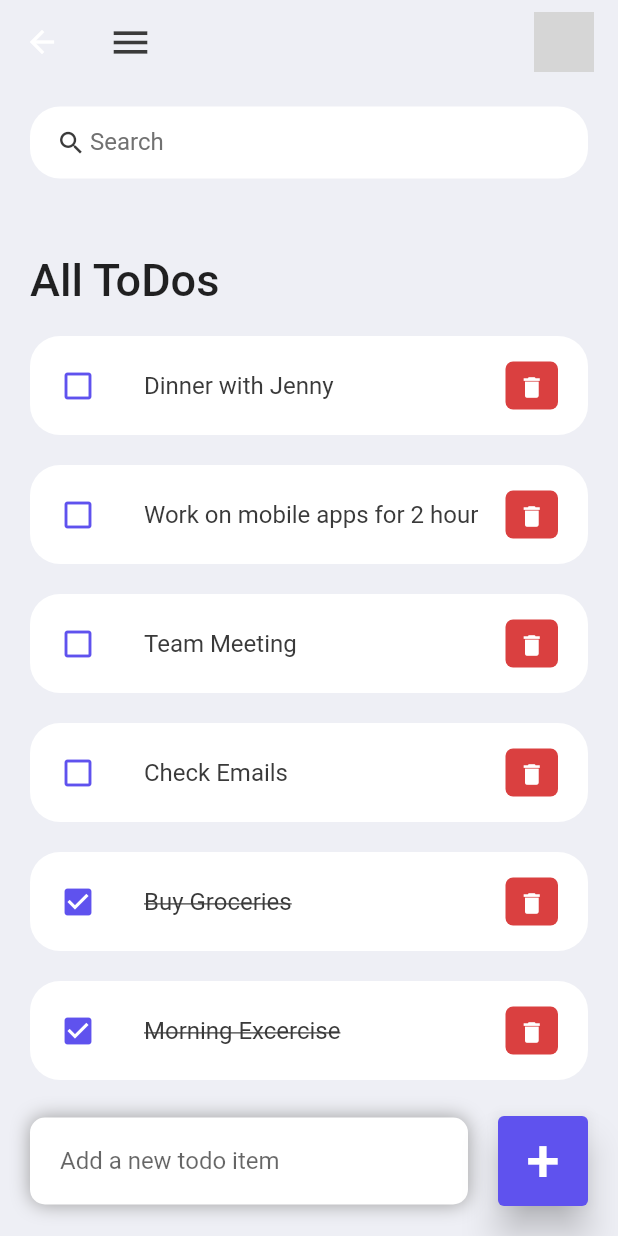
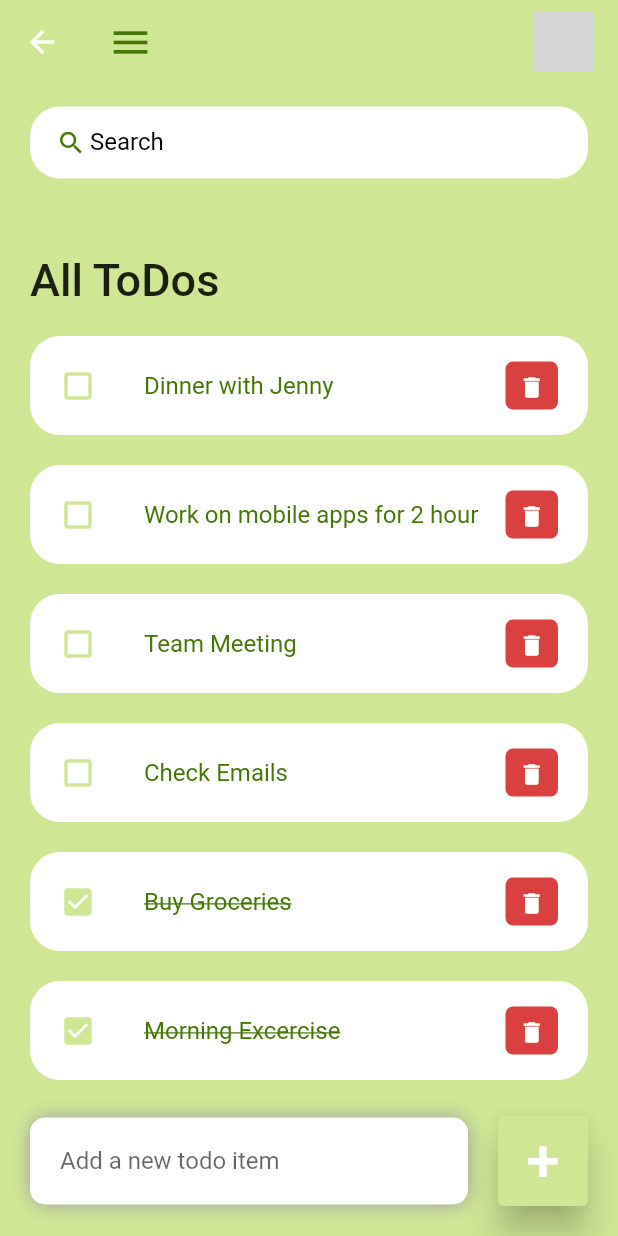
Before and after one commit to The-Ribbit-Application/ribitapplication, a Flutter app: the Home screen opened directly, on a phone screen of 412 x 824 dp. Run offline on Flutter 3.47's test engine with Material 2 defaults, Android fonts, the phone set to English and light mode, and no system bars; our stand-ins replace hive_flutter; missing offline and left inert: dart:ffi; accounts and stored records are empty; grey boxes are pictures that could not be loaded.

Commit message:
Updated colors

```diff
--- a/lib/UI Components/todocolors.dart
+++ b/lib/UI Components/todocolors.dart
@@ -1,9 +1,9 @@
 import 'package:flutter/material.dart';
 
 const Color tdRed = Color(0xFFDA4040);
-const Color tdBlue = Color(0xFF5F52EE);
+const Color tdBlue = Color(0xFFCFE795);
 
-const Color tdBlack = Color(0xFF3A3A3A);
-const Color tdGrey = Color(0xFF717171);
+const Color tdBlack = Color(0xFF447604);
+const Color tdGrey = Colors.black;
 
-const Color tdBGColor = Color(0xFFEEEFF5);
+const Color tdBGColor = Color(0xFFCFE795);
```
